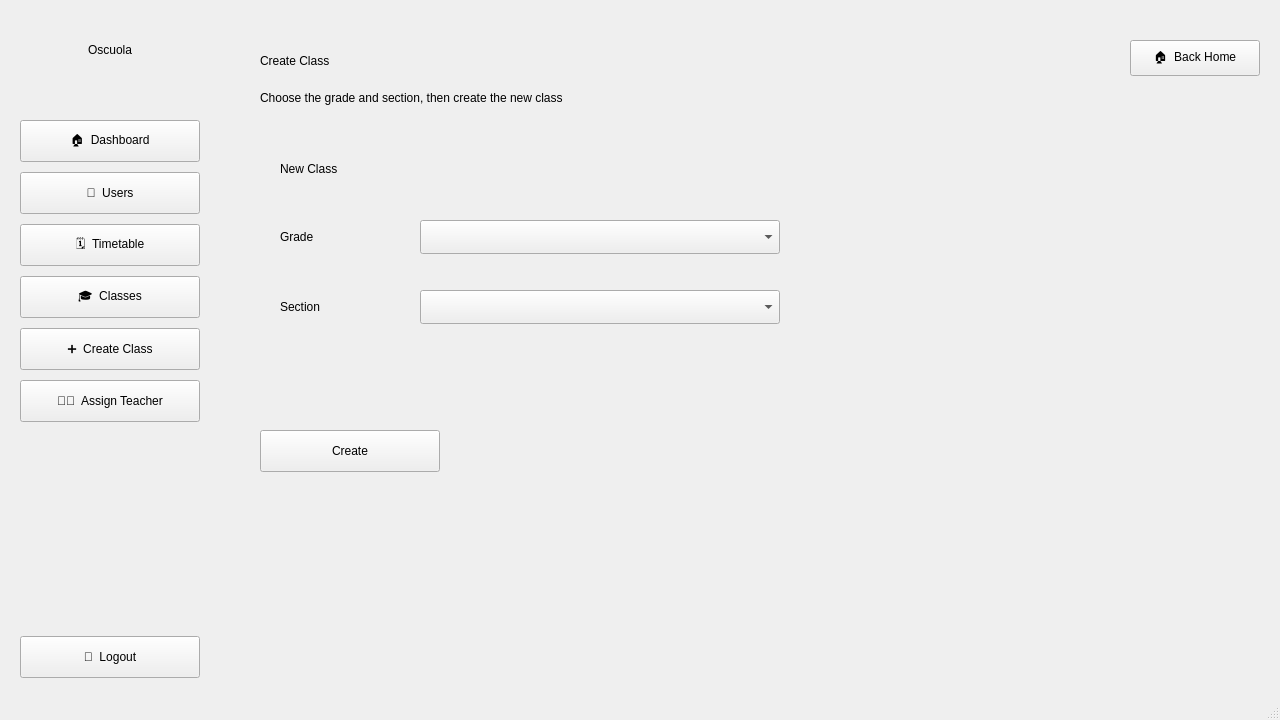
First picture: the form in Oscuola/mainwindow.ui, repository mohamed-adhd/Oscuola, before the edit.
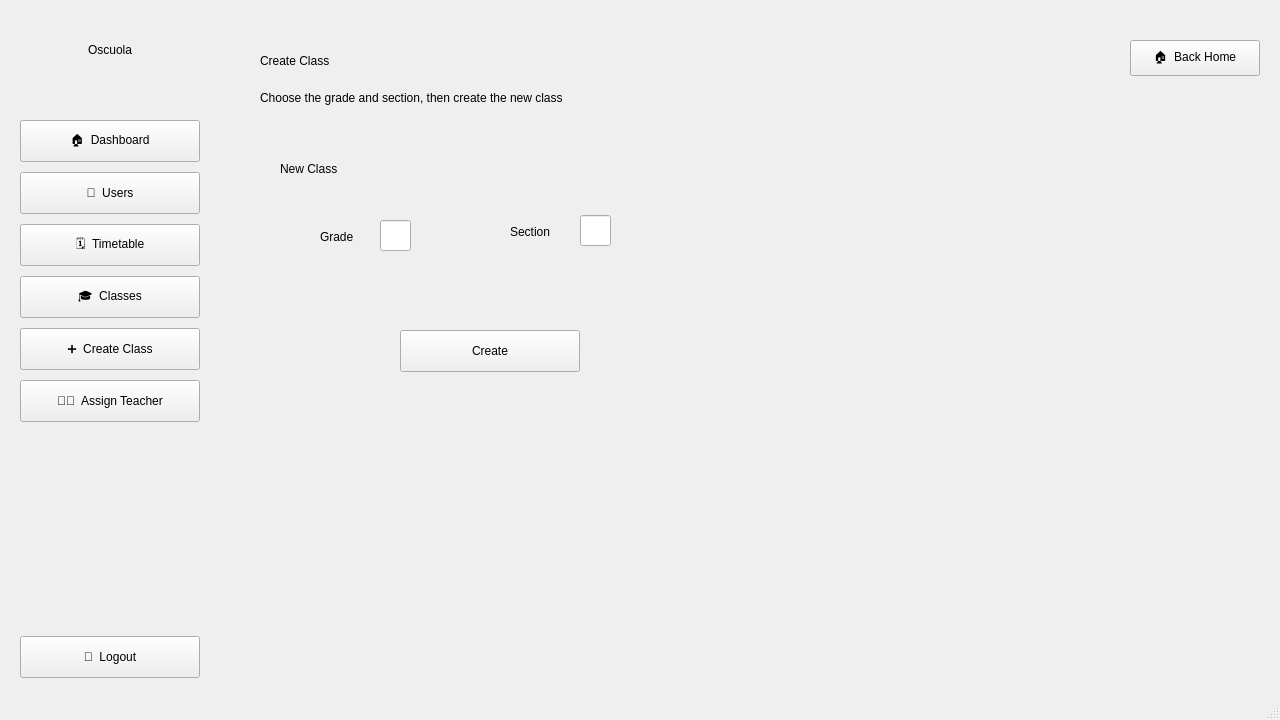
Second picture: the form after the edit. The open tabs and pages were chosen to show the change.

Commit message: client side for two tabs adjusted

Diff of the .ui file:
```diff
--- a/Oscuola/mainwindow.ui
+++ b/Oscuola/mainwindow.ui
@@ -5880,8 +5880,8 @@
        <rect>
         <x>260</x>
         <y>140</y>
-        <width>560</width>
-        <height>260</height>
+        <width>481</width>
+        <height>161</height>
        </rect>
       </property>
       <widget class="QLabel" name="panel_title_create_class">
@@ -5900,9 +5900,9 @@
       <widget class="QLabel" name="create_class_grade_label">
        <property name="geometry">
         <rect>
-         <x>20</x>
+         <x>60</x>
          <y>85</y>
-         <width>130</width>
+         <width>61</width>
          <height>24</height>
         </rect>
        </property>
@@ -5910,25 +5910,12 @@
         <string>Grade</string>
        </property>
       </widget>
-      <widget class="QComboBox" name="admin_create_class_grade_combo">
-       <property name="geometry">
-        <rect>
-         <x>160</x>
-         <y>80</y>
-         <width>360</width>
-         <height>34</height>
-        </rect>
-       </property>
-       <property name="cursor">
-        <cursorShape>PointingHandCursor</cursorShape>
-       </property>
-      </widget>
       <widget class="QLabel" name="create_class_section_label">
        <property name="geometry">
         <rect>
-         <x>20</x>
-         <y>155</y>
-         <width>130</width>
+         <x>250</x>
+         <y>80</y>
+         <width>61</width>
          <height>24</height>
         </rect>
        </property>
@@ -5936,25 +5923,32 @@
         <string>Section</string>
        </property>
       </widget>
-      <widget class="QComboBox" name="admin_create_class_section_combo">
+      <widget class="QLineEdit" name="lineEdit">
        <property name="geometry">
         <rect>
-         <x>160</x>
-         <y>150</y>
-         <width>360</width>
-         <height>34</height>
+         <x>120</x>
+         <y>80</y>
+         <width>31</width>
+         <height>31</height>
         </rect>
        </property>
-       <property name="cursor">
-        <cursorShape>PointingHandCursor</cursorShape>
+      </widget>
+      <widget class="QLineEdit" name="lineEdit_2">
+       <property name="geometry">
+        <rect>
+         <x>320</x>
+         <y>75</y>
+         <width>31</width>
+         <height>31</height>
+        </rect>
        </property>
       </widget>
      </widget>
      <widget class="QPushButton" name="admin_create_class_btn">
       <property name="geometry">
        <rect>
-        <x>260</x>
-        <y>430</y>
+        <x>400</x>
+        <y>330</y>
         <width>180</width>
         <height>42</height>
        </rect>
```
The commit also changes 3 other files.
